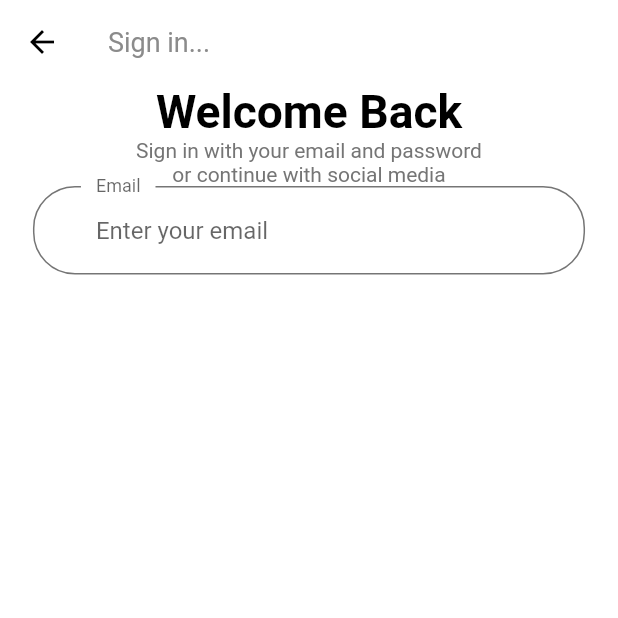
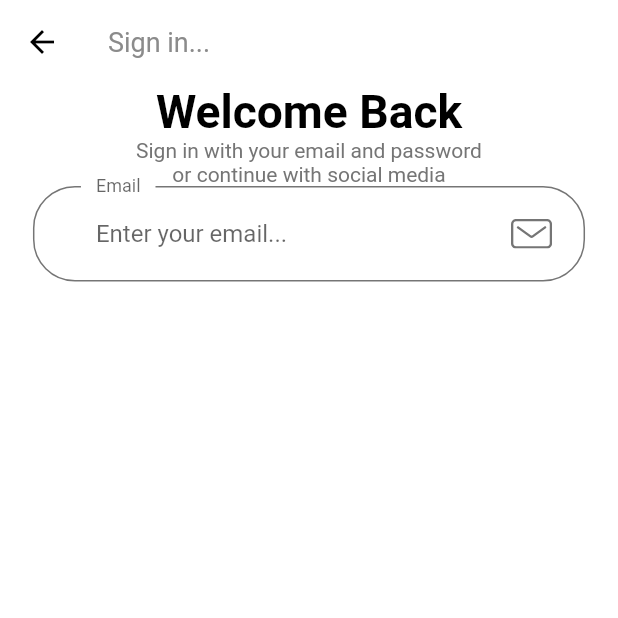
Before and after one commit to ozgursarikamis/ecommerce, a Flutter app: the screen it shows after launch, after a tap on "Continue", on a phone screen of 412 x 824 dp, the top half of it. Run offline on Flutter 3.47's test engine with Material 2 defaults, Android fonts, the phone set to English and light mode, and no system bars; our stand-ins replace flutter_svg.

Commit message:
CustomSuffixIcon

```diff
--- /dev/null
+++ b/lib/components/CustomSuffixIcon.dart
@@ -0,0 +1,22 @@
+import 'package:flutter/material.dart';
+import 'package:flutter_svg/svg.dart';
+
+import '../size_config.dart';
+
+class CustomSuffixIcon extends StatelessWidget {
+  const CustomSuffixIcon({
+    Key key,
+    @required this.svgIcon,
+  }) : super(key: key);
+
+  final String svgIcon;
+
+  @override
+  Widget build(BuildContext context) {
+    return Padding(
+        padding: EdgeInsets.fromLTRB(0, getProportionateScreenWidth(20),
+            getProportionateScreenWidth(20), getProportionateScreenWidth(20)),
+        child:
+            SvgPicture.asset(svgIcon, height: getProportionateScreenWidth(18)));
+  }
+}
--- a/lib/screens/signin/components/body.dart
+++ b/lib/screens/signin/components/body.dart
@@ -1,5 +1,5 @@
 import 'package:flutter/material.dart';
-import 'package:shop_app/constants.dart';
+import 'package:shop_app/components/CustomSuffixIcon.dart';
 import 'package:shop_app/size_config.dart';
 
 class Body extends StatelessWidget {
@@ -50,19 +50,10 @@ class _SignFormState extends State<SignForm> {
         children: [
           TextFormField(
             decoration: InputDecoration(
-                hintText: "Enter your email",
                 labelText: "Email",
+                hintText: "Enter your email...",
                 floatingLabelBehavior: FloatingLabelBehavior.always,
-                contentPadding:
-                    EdgeInsets.symmetric(horizontal: 42, vertical: 20),
-                enabledBorder: OutlineInputBorder(
-                    borderRadius: BorderRadius.circular(28),
-                    borderSide: BorderSide(color: kTextColor),
-                    gapPadding: 10),
-                focusedBorder: OutlineInputBorder(
-                    borderRadius: BorderRadius.circular(28),
-                    borderSide: BorderSide(color: kTextColor),
-                    gapPadding: 10)),
+                suffixIcon: CustomSuffixIcon(svgIcon: "assets/icons/Mail.svg")),
           )
         ],
       ),
--- a/lib/theme.dart
+++ b/lib/theme.dart
@@ -8,8 +8,22 @@ ThemeData theme() {
     backgroundColor: Colors.black,
     primarySwatch: Colors.blue,
     textTheme: textTheme(),
+    inputDecorationTheme: inputDecorationTheme(),
     visualDensity: VisualDensity.adaptivePlatformDensity,
   );
+}
+
+InputDecorationTheme inputDecorationTheme() {
+  var outlineInputBorder = OutlineInputBorder(
+      borderRadius: BorderRadius.circular(28),
+      borderSide: BorderSide(color: kTextColor),
+      gapPadding: 10);
+  return InputDecorationTheme(
+      floatingLabelBehavior: FloatingLabelBehavior.always,
+      contentPadding: EdgeInsets.symmetric(horizontal: 42, vertical: 20),
+      enabledBorder: outlineInputBorder,
+      focusedBorder: outlineInputBorder,
+      border: outlineInputBorder);
 }
 
 TextTheme textTheme() {
```
